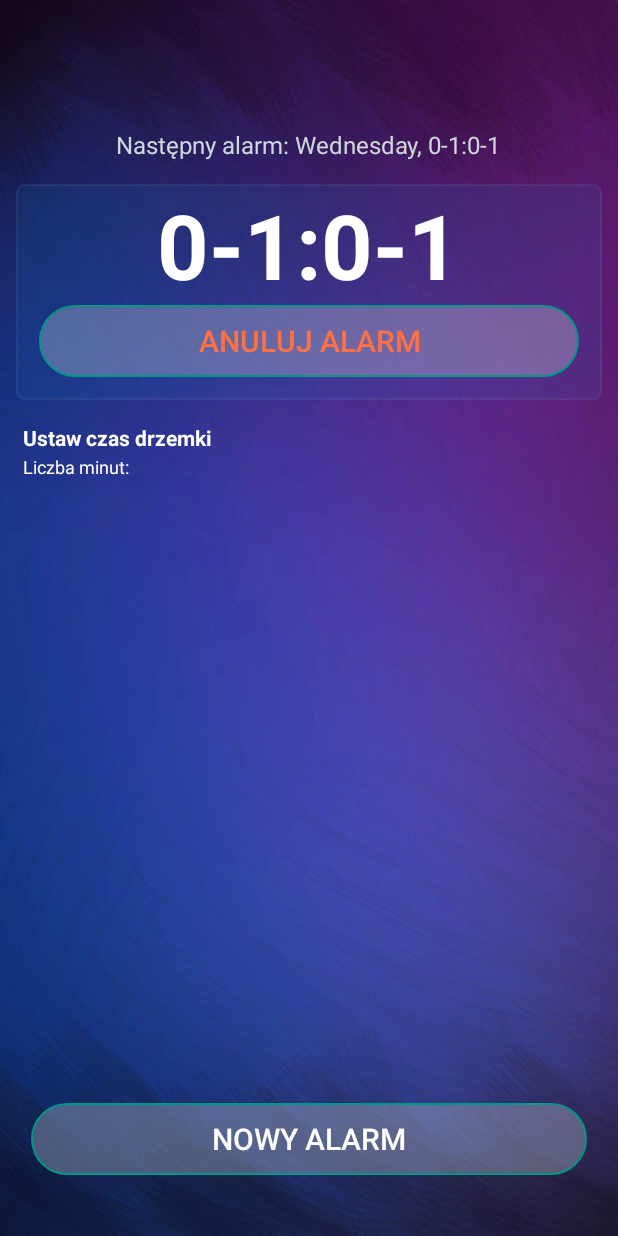
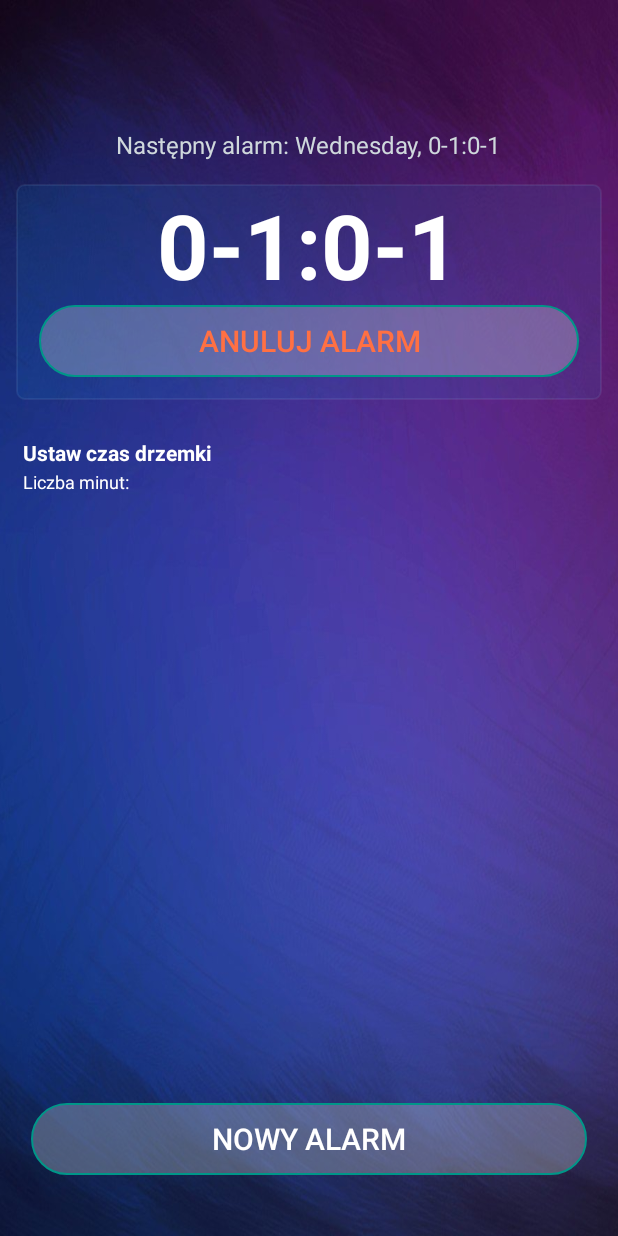
Before and after one commit to Marczu/ObudzMnie, an Android app: the TimerActivity screen opened directly, with no data from a screen before it, on a phone screen of 412 x 824 dp. Run offline under Robolectric (Android 15) with nearby library versions, the phone set to English and light mode, and no system bars.

Commit message:
commit 18 ustawianie czasu drzemki, i ekran blokady

```diff
--- a/app/src/main/java/com/marcinmejner/obudzmnie/timer/TimerActivity.kt
+++ b/app/src/main/java/com/marcinmejner/obudzmnie/timer/TimerActivity.kt
@@ -139,4 +139,9 @@ class TimerActivity : AppCompatActivity() {
             ustawiony_czas.text = "Alarm ustawiony na godzinę:"
         }
     }
+
+    fun setSnoozeMinutes(minutes: Int){
+        tv_snooze_minutes.text = "Liczba minut: $minutes"
+        editor.putInt(getString(R.string.sp_snooze_minutes), minutes)
+    }
 }
--- a/app/src/main/res/layout/activity_timer.xml
+++ b/app/src/main/res/layout/activity_timer.xml
@@ -58,7 +58,7 @@
 
 
     <TextView
-        android:layout_marginTop="15dp"
+        android:layout_marginTop="25dp"
         android:layout_marginLeft="10dp"
         android:textColor="#FFF"
         android:textStyle="bold"
--- a/app/src/main/res/values/strings.xml
+++ b/app/src/main/res/values/strings.xml
@@ -13,4 +13,5 @@
     <!-- TODO: Remove or change this placeholder text -->
     <string name="hello_blank_fragment">Hello blank fragment</string>
     <string name="select_snooze_time">select_snooze_time</string>
+    <string name="sp_snooze_minutes">sp_snooze_minutes</string>
 </resources>
```
Also changed, not shown: app/src/main/java/com/marcinmejner/obudzmnie/timer/SnoozeTimePickerFragment.kt (+8 -2 lines).
